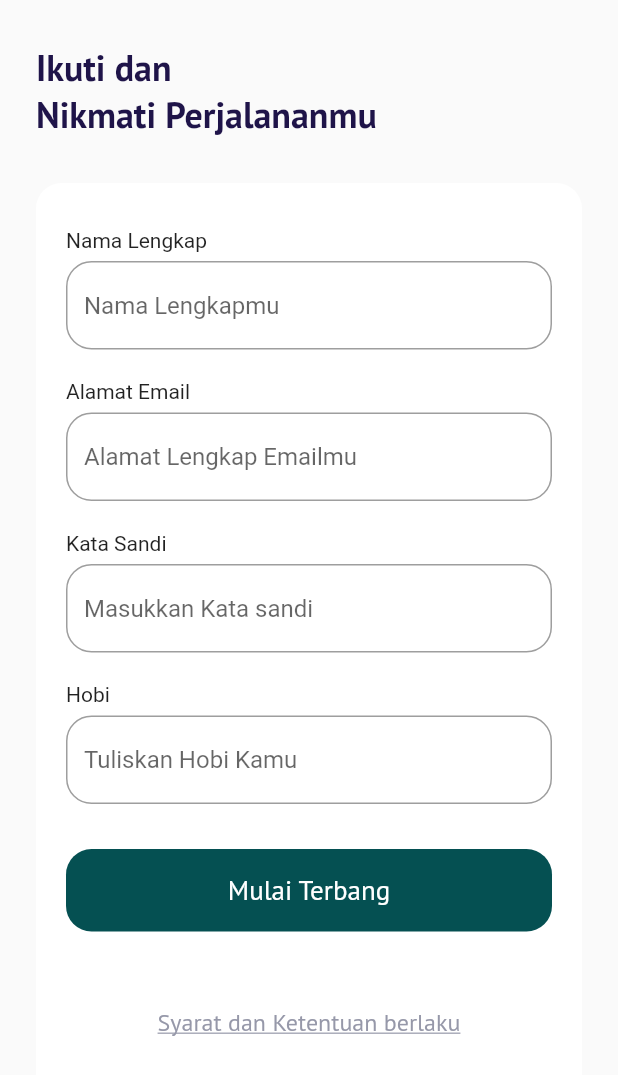
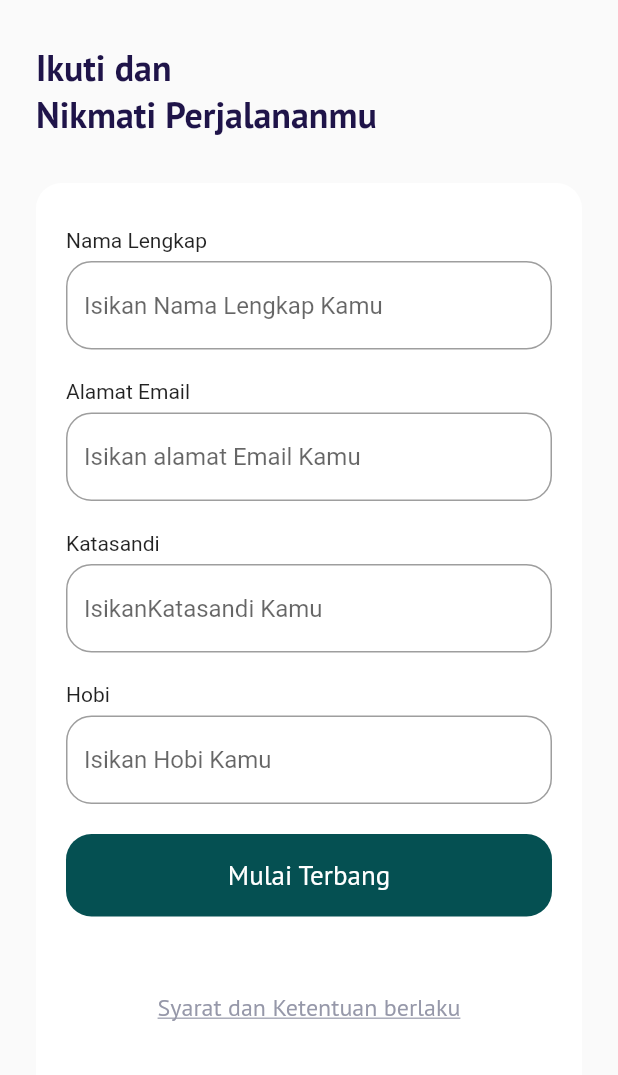
Before and after one commit to fredibagus12/terbangin-apps, a Flutter app: the SignUpPage screen opened by its route, on a phone screen of 412 x 824 dp. Shown: the top 1075 px of the screen. Run offline on Flutter 3.47's test engine with Material 2 defaults, Android fonts, the phone set to English and light mode, and no system bars; our stand-ins replace google_fonts.

Commit message:
Membuat Custom Text Form Field

```diff
--- a/terbangin/lib/ui/pages/sign_up_page.dart
+++ b/terbangin/lib/ui/pages/sign_up_page.dart
@@ -3,6 +3,7 @@
 import 'package:flutter/material.dart';
 import 'package:terbangin/shared/theme.dart';
 import 'package:terbangin/ui/widget/custom_button.dart';
+import 'package:terbangin/ui/widget/custom_text_form_field.dart';
 
 class SignUpPage extends StatelessWidget {
   const SignUpPage({Key? key}) : super(key: key);
@@ -28,158 +29,38 @@ class SignUpPage extends StatelessWidget {
     Widget inputSection() {
       // ignore: non_constant_identifier_names
       Widget InputNama() {
-        return Container(
-          margin: const EdgeInsets.only(bottom: 20),
-          child: Column(
-            crossAxisAlignment: CrossAxisAlignment.start,
-            children: [
-              // ignore: prefer_const_constructors
-              Text(
-                'Nama Lengkap',
-              ),
-              // ignore: prefer_const_constructors
-              SizedBox(
-                height: 6,
-              ),
-              TextFormField(
-                cursorColor: kBlackColor,
-                decoration: InputDecoration(
-                  hintText: 'Nama Lengkapmu',
-                  border: OutlineInputBorder(
-                    borderRadius: BorderRadius.circular(
-                      defaultRadius,
-                    ),
-                  ),
-                  focusedBorder: OutlineInputBorder(
-                    borderRadius: BorderRadius.circular(
-                      defaultRadius,
-                    ),
-                    borderSide: BorderSide(
-                      color: kPrimaryColor,
-                    ),
-                  ),
-                ),
-              ),
-            ],
-          ),
+        // ignore: prefer_const_constructors
+        return CustomtextFormField(
+          text: 'Nama Lengkap',
+          hintText: 'Isikan Nama Lengkap Kamu',
         );
       }
 
       // ignore: non_constant_identifier_names
       Widget InputEmail() {
-        return Container(
-          margin: const EdgeInsets.only(bottom: 20),
-          child: Column(
-            crossAxisAlignment: CrossAxisAlignment.start,
-            children: [
-              // ignore: prefer_const_constructors
-              Text(
-                'Alamat Email',
-              ),
-              // ignore: prefer_const_constructors
-              SizedBox(
-                height: 6,
-              ),
-              TextFormField(
-                cursorColor: kBlackColor,
-                decoration: InputDecoration(
-                  hintText: 'Alamat Lengkap Emailmu',
-                  border: OutlineInputBorder(
-                    borderRadius: BorderRadius.circular(
-                      defaultRadius,
-                    ),
-                  ),
-                  focusedBorder: OutlineInputBorder(
-                    borderRadius: BorderRadius.circular(
-                      defaultRadius,
-                    ),
-                    borderSide: BorderSide(
-                      color: kPrimaryColor,
-                    ),
-                  ),
-                ),
-              ),
-            ],
-          ),
+        // ignore: prefer_const_constructors
+        return CustomtextFormField(
+          text: 'Alamat Email',
+          hintText: 'Isikan alamat Email Kamu',
         );
       }
 
       // ignore: non_constant_identifier_names
       Widget KataSandi() {
-        return Container(
-          margin: const EdgeInsets.only(bottom: 20),
-          child: Column(
-            crossAxisAlignment: CrossAxisAlignment.start,
-            children: [
-              // ignore: prefer_const_constructors
-              Text(
-                'Kata Sandi',
-              ),
-              // ignore: prefer_const_constructors
-              SizedBox(
-                height: 6,
-              ),
-              TextFormField(
-                cursorColor: kBlackColor,
-                obscureText: true,
-                decoration: InputDecoration(
-                  hintText: 'Masukkan Kata sandi',
-                  border: OutlineInputBorder(
-                    borderRadius: BorderRadius.circular(
-                      defaultRadius,
-                    ),
-                  ),
-                  focusedBorder: OutlineInputBorder(
-                    borderRadius: BorderRadius.circular(
-                      defaultRadius,
-                    ),
-                    borderSide: BorderSide(
-                      color: kPrimaryColor,
-                    ),
-                  ),
-                ),
-              ),
-            ],
-          ),
+        // ignore: prefer_const_constructors
+        return CustomtextFormField(
+          text: 'Katasandi',
+          hintText: 'IsikanKatasandi Kamu',
+          obsecure: true,
         );
       }
 
       // ignore: non_constant_identifier_names
       Widget Inputhobi() {
-        return Container(
-          margin: const EdgeInsets.only(bottom: 30),
-          child: Column(
-            crossAxisAlignment: CrossAxisAlignment.start,
-            children: [
-              // ignore: prefer_const_constructors
-              Text(
-                'Hobi',
-              ),
-              // ignore: prefer_const_constructors
-              SizedBox(
-                height: 6,
-              ),
-              TextFormField(
-                cursorColor: kBlackColor,
-                decoration: InputDecoration(
-                  hintText: 'Tuliskan Hobi Kamu',
-                  border: OutlineInputBorder(
-                    borderRadius: BorderRadius.circular(
-                      defaultRadius,
-                    ),
-                  ),
-                  focusedBorder: OutlineInputBorder(
-                    borderRadius: BorderRadius.circular(
-                      defaultRadius,
-                    ),
-                    borderSide: BorderSide(
-                      color: kPrimaryColor,
-                    ),
-                  ),
-                ),
-              ),
-            ],
-          ),
+        // ignore: prefer_const_constructors
+        return CustomtextFormField(
+          text: 'Hobi',
+          hintText: 'Isikan Hobi Kamu',
         );
       }
 
--- /dev/null
+++ b/terbangin/lib/ui/widget/custom_text_form_field.dart
@@ -0,0 +1,55 @@
+import 'package:flutter/material.dart';
+import 'package:terbangin/shared/theme.dart';
+
+class CustomtextFormField extends StatelessWidget {
+  final String text;
+  final String hintText;
+  final bool obsecure;
+
+  const CustomtextFormField({
+    Key? key,
+    required this.text,
+    required this.hintText,
+    this.obsecure = false,
+  }) : super(key: key);
+
+  @override
+  Widget build(BuildContext context) {
+    return Container(
+      margin: const EdgeInsets.only(bottom: 20),
+      child: Column(
+        crossAxisAlignment: CrossAxisAlignment.start,
+        children: [
+          // ignore: prefer_const_constructors
+          Text(
+            text,
+          ),
+          // ignore: prefer_const_constructors
+          SizedBox(
+            height: 6,
+          ),
+          TextFormField(
+            obscureText: obsecure,
+            cursorColor: kBlackColor,
+            decoration: InputDecoration(
+              hintText: hintText,
+              border: OutlineInputBorder(
+                borderRadius: BorderRadius.circular(
+                  defaultRadius,
+                ),
+              ),
+              focusedBorder: OutlineInputBorder(
+                borderRadius: BorderRadius.circular(
+                  defaultRadius,
+                ),
+                borderSide: BorderSide(
+                  color: kPrimaryColor,
+                ),
+              ),
+            ),
+          ),
+        ],
+      ),
+    );
+  }
+}
```
